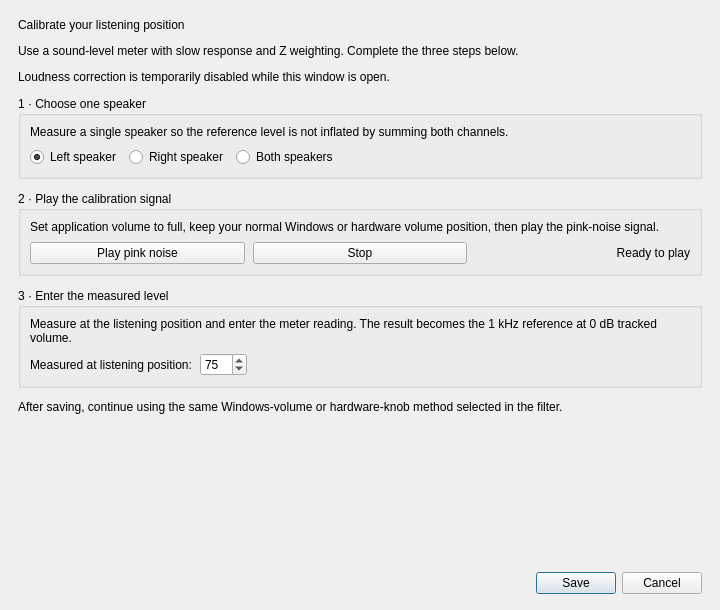
Before: the Qt Designer form Editor/guis/LoudnessCorrectionFilterGUIDialog.ui in xup61069/EqAPO64_with_VST3_support, drawn with Qt 5.
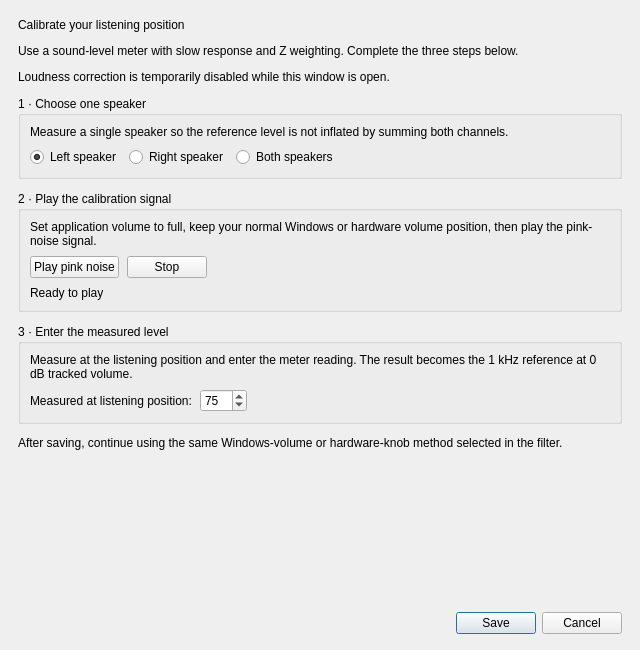
After: the same form once the commit is applied.

Commit message: fix: make dense editor layouts responsive

```diff
--- a/Editor/guis/LoudnessCorrectionFilterGUIDialog.ui
+++ b/Editor/guis/LoudnessCorrectionFilterGUIDialog.ui
@@ -6,14 +6,14 @@
    <rect>
     <x>0</x>
     <y>0</y>
-    <width>720</width>
-    <height>610</height>
+    <width>640</width>
+    <height>650</height>
    </rect>
   </property>
   <property name="minimumSize">
    <size>
-    <width>620</width>
-    <height>560</height>
+    <width>520</width>
+    <height>540</height>
    </size>
   </property>
   <property name="windowTitle">
@@ -87,18 +87,25 @@
        </widget>
       </item>
       <item>
-       <layout class="QHBoxLayout" name="playbackControlsLayout">
-        <item>
+       <layout class="QGridLayout" name="playbackControlsLayout">
+        <item row="0" column="0">
          <widget class="QPushButton" name="playButton">
           <property name="text"><string>Play pink noise</string></property>
           <property name="accessibleDescription"><string>Starts a looping pink-noise signal on the selected speaker</string></property>
          </widget>
         </item>
-        <item><widget class="QPushButton" name="stopButton"><property name="text"><string>Stop</string></property></widget></item>
-        <item>
+        <item row="0" column="1"><widget class="QPushButton" name="stopButton"><property name="text"><string>Stop</string></property></widget></item>
+        <item row="0" column="2">
+         <spacer name="playbackSpacer">
+          <property name="orientation"><enum>Qt::Horizontal</enum></property>
+          <property name="sizeHint" stdset="0"><size><width>40</width><height>20</height></size></property>
+         </spacer>
+        </item>
+        <item row="1" column="0" colspan="3">
          <widget class="QLabel" name="playbackStatusLabel">
           <property name="text"><string>Ready to play</string></property>
-          <property name="alignment"><set>Qt::AlignRight|Qt::AlignTrailing|Qt::AlignVCenter</set></property>
+          <property name="wordWrap"><bool>true</bool></property>
+          <property name="alignment"><set>Qt::AlignLeading|Qt::AlignLeft|Qt::AlignVCenter</set></property>
          </widget>
         </item>
        </layout>
```
The commit also changes 57 other files.
